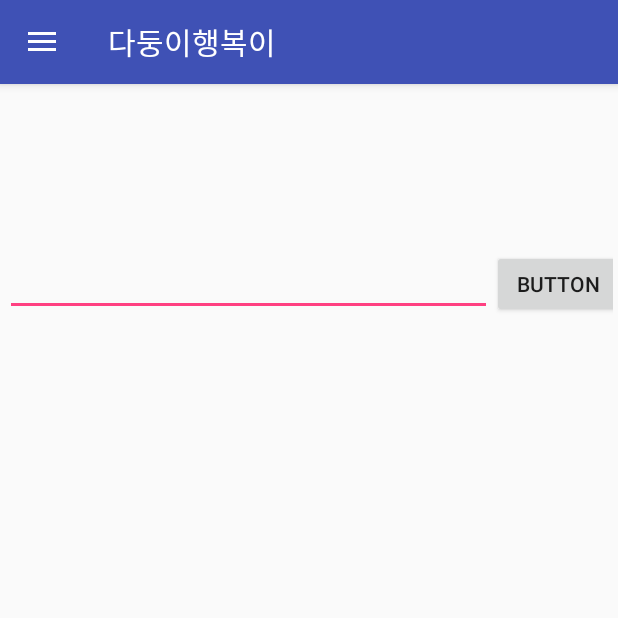
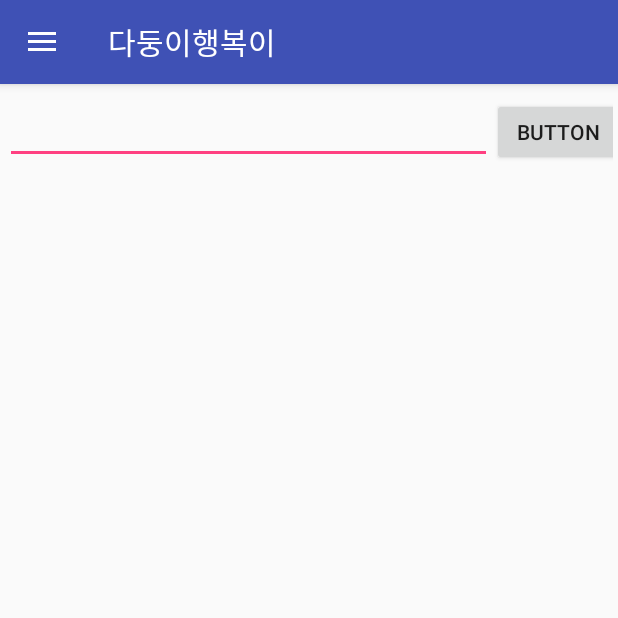
Before and after one commit to Pastelrose/Bigpicture_DaDungI, an Android app: the screen it shows after launch (MainActivity), after a tap on "공지사항", on a phone screen of 412 x 824 dp, the top half of it. Run offline under Robolectric (Android 15) with nearby library versions, the phone set to English and light mode, and no system bars; our stand-ins replace CircleImageView; libraries missing offline, so code that uses them is left out: com.github.kimkevin.cachepot; 1 other tap on this screen came first.

Commit message:
list 검색할 때, 검색 결과를 fragment로 띄워줌 (SearchListFragment에서 ListFragment 불러오게함)

```diff
--- a/app/build.gradle
+++ b/app/build.gradle
@@ -5,7 +5,7 @@ android {
     buildToolsVersion "26.0.1"
     defaultConfig {
         applicationId "com.bigpicture.team.dadungi"
-        minSdkVersion 20
+        minSdkVersion 21
         targetSdkVersion 25
         versionCode 1
         versionName "1.0"
@@ -42,5 +42,6 @@ dependencies {
     compile 'com.squareup.picasso:picasso:2.5.2'
     compile 'com.google.android.gms:play-services-base:11.0.4'
     compile 'com.google.android.gms:play-services-maps:11.0.4'
+    compile 'com.github.kimkevin:cachepot:1.0.0'
     testCompile 'junit:junit:4.12'
 }
--- a/app/src/main/java/com/bigpicture/team/dadungi/MainActivity.java
+++ b/app/src/main/java/com/bigpicture/team/dadungi/MainActivity.java
@@ -82,7 +82,7 @@ public class MainActivity extends AppCompatActivity
 
         if (id == R.id.nav_list) {
             GoLib.getInstance().goFragment(getSupportFragmentManager(),
-                    R.id.content_main, ListFragment.newInstance());
+                    R.id.content_main, SearchListFragment.newInstance());
         } else if (id == R.id.nav_map) {
             GoLib.getInstance().goFragment(getSupportFragmentManager(),
                     R.id.content_main, MapFragment.newInstance());
--- a/app/src/main/java/com/bigpicture/team/dadungi/MapFragment.java
+++ b/app/src/main/java/com/bigpicture/team/dadungi/MapFragment.java
@@ -331,7 +331,6 @@ public class MapFragment extends Fragment
         marker.position(new LatLng(item.lat, item.lon));
         marker.title(item.name);
         marker.draggable(false);
-        marker.icon(BitmapDescriptorFactory.fromResource(R.drawable.test_marker));
 
         return marker;
     }
--- /dev/null
+++ b/app/src/main/java/com/bigpicture/team/dadungi/SearchListFragment.java
@@ -0,0 +1,65 @@
+package com.bigpicture.team.dadungi;
+
+import android.os.Bundle;
+import android.support.v4.app.Fragment;
+import android.support.v4.app.FragmentManager;
+import android.support.v4.app.FragmentTransaction;
+import android.view.LayoutInflater;
+import android.view.View;
+import android.view.ViewGroup;
+import android.widget.Button;
+import android.widget.EditText;
+import android.widget.Toast;
+
+import com.bigpicture.team.dadungi.item.SearchItem;
+import com.github.kimkevin.cachepot.CachePot;
+
+
+public class SearchListFragment extends Fragment {
+
+    EditText editText;
+    Button button;
+
+    FragmentManager fm;
+    FragmentTransaction fragmentTransaction;
+    ListFragment lf;
+    boolean firstSearch = false;
+
+    public static SearchListFragment newInstance() {
+        SearchListFragment fragment = new SearchListFragment();
+        return fragment;
+    }
+
+    @Override
+    public View onCreateView(LayoutInflater inflater, ViewGroup container,
+                             Bundle savedInstanceState) {
+        // Inflate the layout for this fragment
+        View v = inflater.inflate(R.layout.fragment_search_list, container, false);
+
+        editText = (EditText)v.findViewById(R.id.searchbyname);
+        button = (Button)v.findViewById(R.id.btnSearch);
+
+        button.setOnClickListener(new View.OnClickListener(){
+            @Override
+            public void onClick(View v) {
+                String name=editText.getText().toString();
+                SearchItem si = new SearchItem(name);
+                Toast.makeText(getActivity(), name,Toast.LENGTH_SHORT).show();
+                CachePot.getInstance().push(si);
+
+                fm = getChildFragmentManager();
+                fragmentTransaction = fm.beginTransaction();
+                lf = new ListFragment();
+
+                if (firstSearch) {
+                    fragmentTransaction.add(R.id.fragment, lf).commit();
+                    firstSearch=false;
+                }else{
+                    fragmentTransaction.replace(R.id.fragment, lf).commit();
+                }
+            }
+        });
+
+        return v;
+    }
+}
--- a/app/src/main/res/layout/fragment_list.xml
+++ b/app/src/main/res/layout/fragment_list.xml
@@ -11,52 +11,18 @@
         android:layout_width="match_parent"
         android:layout_height="match_parent">
 
-        <LinearLayout
-            android:layout_width="0dp"
-            android:layout_height="45dp"
-            android:layout_marginEnd="3dp"
-            android:layout_marginStart="3dp"
-            app:layout_constraintBottom_toTopOf="@+id/my_listView"
-            app:layout_constraintLeft_toLeftOf="parent"
-            app:layout_constraintRight_toRightOf="parent"
-            tools:layout_constraintBottom_creator="1"
-            tools:layout_constraintLeft_creator="1"
-            tools:layout_constraintRight_creator="1"
-            app:layout_constraintTop_toTopOf="parent"
-            android:layout_marginTop="8dp"
-            app:layout_constraintVertical_bias="0.897"
-            android:weightSum="1"
-            android:id="@+id/linearLayout">
-
-            <EditText
-                android:id="@+id/searchbyname"
-                android:layout_width="166dp"
-                android:layout_height="wrap_content"
-                android:layout_weight="1.05" />
-
-            <Button
-                android:id="@+id/btnSearch"
-                android:layout_width="wrap_content"
-                android:layout_height="wrap_content"
-                android:text="Button" />
-
-        </LinearLayout>
-
         <ListView
             android:id="@+id/my_listView"
             android:layout_width="0dp"
-            android:layout_height="422dp"
-            android:layout_marginEnd="4dp"
-            android:layout_marginLeft="4dp"
-            android:layout_marginRight="4dp"
-            android:layout_marginStart="4dp"
-            app:layout_constraintHorizontal_bias="0.652"
+            android:layout_height="551dp"
+            tools:layout_constraintTop_creator="1"
+            tools:layout_constraintRight_creator="1"
+            android:layout_marginStart="8dp"
+            android:layout_marginEnd="8dp"
+            app:layout_constraintRight_toRightOf="parent"
+            android:layout_marginTop="33dp"
+            tools:layout_constraintLeft_creator="1"
             app:layout_constraintLeft_toLeftOf="parent"
-            app:layout_constraintRight_toRightOf="parent"
-            tools:layout_constraintLeft_creator="1"
-            tools:layout_constraintRight_creator="1"
-            tools:layout_constraintTop_creator="1"
-            android:layout_marginTop="166dp"
             app:layout_constraintTop_toTopOf="parent" />
 
     </android.support.constraint.ConstraintLayout>
--- /dev/null
+++ b/app/src/main/res/layout/fragment_search_list.xml
@@ -0,0 +1,64 @@
+<RelativeLayout xmlns:android="http://schemas.android.com/apk/res/android"
+    xmlns:app="http://schemas.android.com/apk/res-auto"
+    xmlns:tools="http://schemas.android.com/tools"
+    android:layout_width="match_parent"
+    android:layout_height="match_parent"
+    tools:context="com.bigpicture.team.dadungi.SearchListFragment">
+
+    <!-- TODO: Update blank fragment layout -->
+
+    <android.support.constraint.ConstraintLayout
+        android:layout_width="match_parent"
+        android:layout_height="match_parent">
+
+        <LinearLayout
+            android:layout_width="0dp"
+            android:layout_height="45dp"
+            android:layout_marginEnd="3dp"
+            android:layout_marginStart="3dp"
+            app:layout_constraintLeft_toLeftOf="parent"
+            app:layout_constraintRight_toRightOf="parent"
+            tools:layout_constraintLeft_creator="1"
+            tools:layout_constraintRight_creator="1"
+            app:layout_constraintTop_toTopOf="parent"
+            android:layout_marginTop="8dp"
+            android:weightSum="1"
+            android:id="@+id/linearLayout">
+
+            <EditText
+                android:id="@+id/searchbyname"
+                android:layout_width="166dp"
+                android:layout_height="wrap_content"
+                android:layout_weight="1.05" />
+
+            <Button
+                android:id="@+id/btnSearch"
+                android:layout_width="wrap_content"
+                android:layout_height="wrap_content"
+                android:text="Button" />
+
+        </LinearLayout>
+
+        <FrameLayout
+            android:id="@+id/fragment"
+            android:layout_width="0dp"
+            android:layout_height="0dp"
+            android:layout_alignParentStart="true"
+            android:layout_marginEnd="12dp"
+            android:layout_marginLeft="12dp"
+            android:layout_marginStart="12dp"
+            android:layout_marginTop="12dp"
+            app:layout_constraintLeft_toLeftOf="parent"
+            app:layout_constraintRight_toRightOf="parent"
+            app:layout_constraintTop_toBottomOf="@+id/linearLayout"
+            app:layout_constraintBottom_toBottomOf="parent"
+            tools:layout_constraintLeft_creator="1"
+            tools:layout_constraintRight_creator="1"
+            tools:layout_constraintTop_creator="1"
+            app:layout_constraintHorizontal_bias="0.0"
+            android:layout_marginBottom="16dp"
+            app:layout_constraintVertical_bias="0.0" />
+
+    </android.support.constraint.ConstraintLayout>
+
+</RelativeLayout>
--- a/app/src/main/res/values/strings.xml
+++ b/app/src/main/res/values/strings.xml
@@ -89,4 +89,7 @@
         <item name="type_baby">출산/육아</item>
     </string-array>
 
+    <!-- TODO: Remove or change this placeholder text -->
+    <string name="hello_blank_fragment">Hello blank fragment</string>
+
 </resources>
```
Also changed, not shown: app/src/main/java/com/bigpicture/team/dadungi/ListFragment.java (+7 -16 lines), app/src/main/java/com/bigpicture/team/dadungi/item/SearchItem.java (added, +21 -0 lines).
